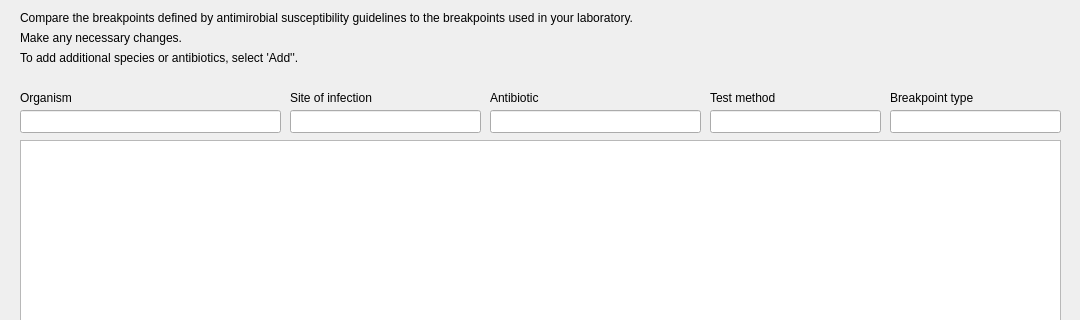
Above: ui_files/breakpoint_dialog.ui from vishal7245/icmr before the change; both pictures show x 0 to 1080 and y 0 to 320 of the 1080 by 720 pixel window. Below: the same form after it.
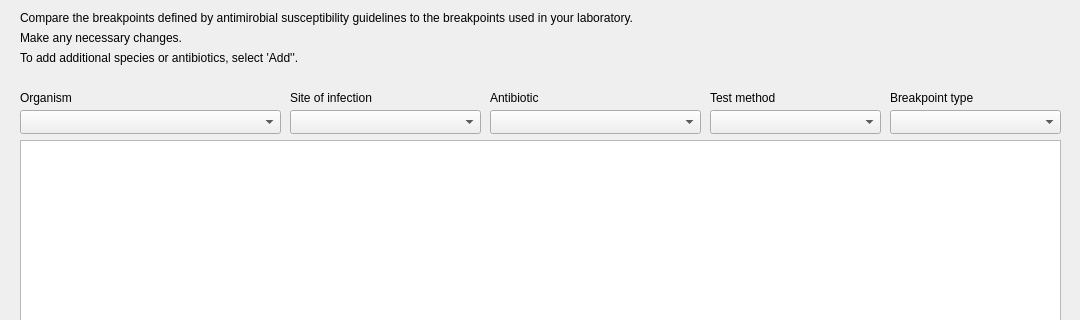
That is the form after the change.

Commit message: added breakpoint dialog box

```diff
--- a/ui_files/breakpoint_dialog.ui
+++ b/ui_files/breakpoint_dialog.ui
@@ -88,59 +88,6 @@
     <string>To add additional species or antibiotics, select 'Add''.</string>
    </property>
   </widget>
-  <widget class="QLineEdit" name="breakpoint_organism_linedit">
-   <property name="geometry">
-    <rect>
-     <x>20</x>
-     <y>110</y>
-     <width>261</width>
-     <height>23</height>
-    </rect>
-   </property>
-  </widget>
-  <widget class="QLineEdit" name="breakpoint_siteofinfection_linedit">
-   <property name="geometry">
-    <rect>
-     <x>290</x>
-     <y>110</y>
-     <width>191</width>
-     <height>23</height>
-    </rect>
-   </property>
-  </widget>
-  <widget class="QLineEdit" name="breakpoint_antibiotic_lineedit">
-   <property name="geometry">
-    <rect>
-     <x>490</x>
-     <y>110</y>
-     <width>211</width>
-     <height>23</height>
-    </rect>
-   </property>
-   <property name="text">
-    <string/>
-   </property>
-  </widget>
-  <widget class="QLineEdit" name="breakpoint_testmethod_lineedit">
-   <property name="geometry">
-    <rect>
-     <x>710</x>
-     <y>110</y>
-     <width>171</width>
-     <height>23</height>
-    </rect>
-   </property>
-  </widget>
-  <widget class="QLineEdit" name="breakpoint_type_edit">
-   <property name="geometry">
-    <rect>
-     <x>890</x>
-     <y>110</y>
-     <width>171</width>
-     <height>23</height>
-    </rect>
-   </property>
-  </widget>
   <widget class="QLabel" name="label_4">
    <property name="geometry">
     <rect>
@@ -206,7 +153,7 @@
     <string>Breakpoint type </string>
    </property>
   </widget>
-  <widget class="QWidget" name="">
+  <widget class="QWidget" name="layoutWidget">
    <property name="geometry">
     <rect>
      <x>840</x>
@@ -232,6 +179,56 @@
     </item>
    </layout>
   </widget>
+  <widget class="QComboBox" name="breakpoint_organism_combobox">
+   <property name="geometry">
+    <rect>
+     <x>20</x>
+     <y>110</y>
+     <width>261</width>
+     <height>24</height>
+    </rect>
+   </property>
+  </widget>
+  <widget class="QComboBox" name="breakpoint_siteofinfection_combobox">
+   <property name="geometry">
+    <rect>
+     <x>290</x>
+     <y>110</y>
+     <width>191</width>
+     <height>24</height>
+    </rect>
+   </property>
+  </widget>
+  <widget class="QComboBox" name="breakpoint_antibiotic_combobox">
+   <property name="geometry">
+    <rect>
+     <x>490</x>
+     <y>110</y>
+     <width>211</width>
+     <height>24</height>
+    </rect>
+   </property>
+  </widget>
+  <widget class="QComboBox" name="breakpoint_testmethod_combobox">
+   <property name="geometry">
+    <rect>
+     <x>710</x>
+     <y>110</y>
+     <width>171</width>
+     <height>24</height>
+    </rect>
+   </property>
+  </widget>
+  <widget class="QComboBox" name="breakpoint_type_combobox">
+   <property name="geometry">
+    <rect>
+     <x>890</x>
+     <y>110</y>
+     <width>171</width>
+     <height>24</height>
+    </rect>
+   </property>
+  </widget>
  </widget>
  <resources/>
  <connections/>
```
The commit also changes 3 other files.
